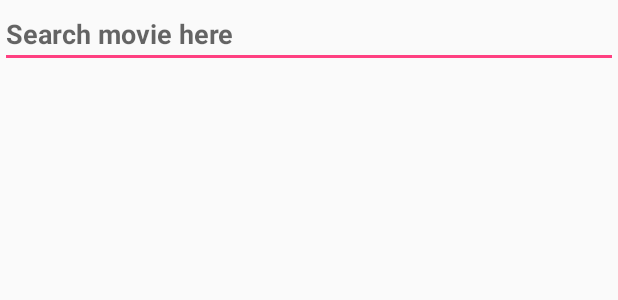
After one commit to Thanhlongbem/Movie_UI, an Android app: the layout activity_search.xml on its own in the app's theme, with its tools: preview values and no code run, on a phone screen of 412 x 824 dp. The commit adds this screen. Shown: the top 300 px of the screen. Run offline under Robolectric (Android 15) with nearby library versions, the phone set to English and light mode, and no system bars.

Commit message:
new update

```diff
--- a/app/src/main/AndroidManifest.xml
+++ b/app/src/main/AndroidManifest.xml
@@ -16,6 +16,8 @@
                 <category android:name="android.intent.category.LAUNCHER" />
             </intent-filter>
         </activity>
+        <activity android:name=".SearchActivity"/>
+
     </application>
 
 </manifest>
--- /dev/null
+++ b/app/src/main/res/layout/activity_search.xml
@@ -0,0 +1,15 @@
+<?xml version="1.0" encoding="utf-8"?>
+<LinearLayout xmlns:android="http://schemas.android.com/apk/res/android"
+    android:layout_width="match_parent"
+    android:layout_height="match_parent"
+    android:orientation="horizontal">
+
+    <EditText
+        android:id="@+id/edtSearch"
+        android:layout_width="match_parent"
+        android:layout_height="wrap_content"
+        android:hint="Search movie here"
+        android:textStyle="bold"/>
+
+
+</LinearLayout>
--- a/app/src/main/res/layout/item_new_feed.xml
+++ b/app/src/main/res/layout/item_new_feed.xml
@@ -2,8 +2,7 @@
 <LinearLayout xmlns:android="http://schemas.android.com/apk/res/android"
     android:layout_width="280dp"
     android:layout_height="150dp"
-    android:orientation="horizontal"
-    android:background="#00bfff">
+    android:orientation="horizontal">
 
     <ImageView
         android:id="@+id/imgnf1"
--- a/app/src/main/res/layout/item_now.xml
+++ b/app/src/main/res/layout/item_now.xml
@@ -3,7 +3,7 @@
     android:layout_width="match_parent"
     android:layout_height="match_parent"
     android:orientation="horizontal"
-    android:background="#00bfff">
+    >
 
     <ImageView
         android:id="@+id/imgnow1"
--- a/app/src/main/res/layout/item_popular.xml
+++ b/app/src/main/res/layout/item_popular.xml
@@ -3,7 +3,7 @@
     android:layout_width="match_parent"
     android:layout_height="match_parent"
     android:orientation="vertical"
-    android:background="#00bfff">
+    >
 
     <LinearLayout
         android:layout_width="match_parent"
@@ -31,12 +31,12 @@
 
         <ImageView
             android:id="@+id/imgPopular3"
-            android:layout_width="160dp"
+            android:layout_width="170dp"
             android:layout_height="180dp"/>
 
         <ImageView
             android:id="@+id/imgPopular4"
-            android:layout_width="160dp"
+            android:layout_width="170dp"
             android:layout_height="180dp"
             android:layout_marginLeft="10dp"
             />
```
Also changed, not shown: app/src/main/java/com/example/fptshop/long_design_ui/MainActivity.java (+45 -1 lines), app/src/main/java/com/example/fptshop/long_design_ui/SearchActivity.java (added, +18 -0 lines), app/src/main/res/layout/activity_main.xml (+14 -20 lines), app/src/main/res/drawable/bc4.PNG (added).
